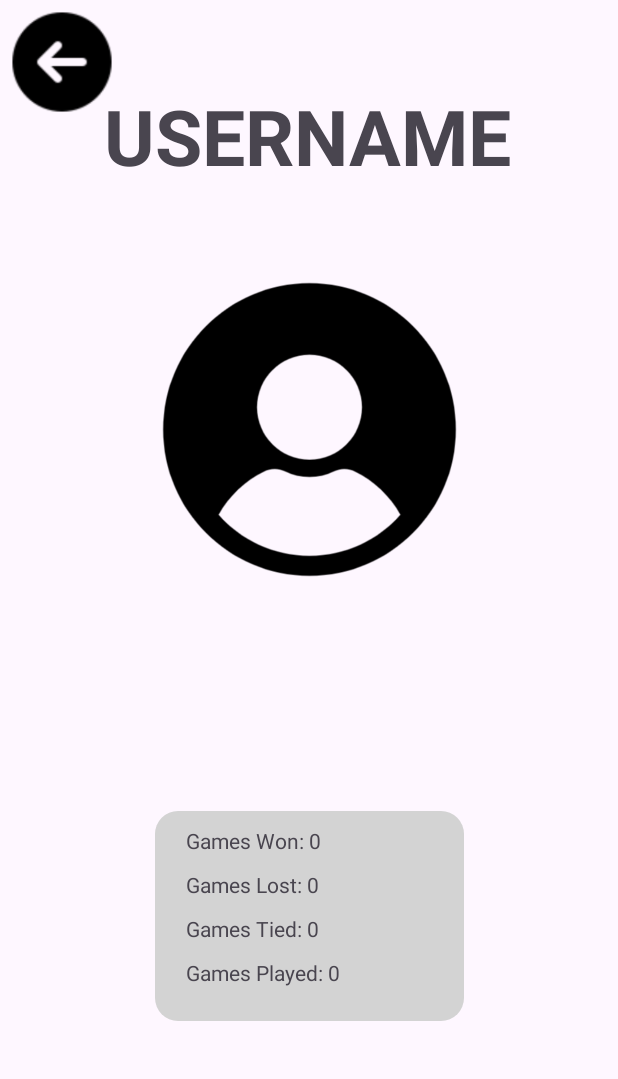
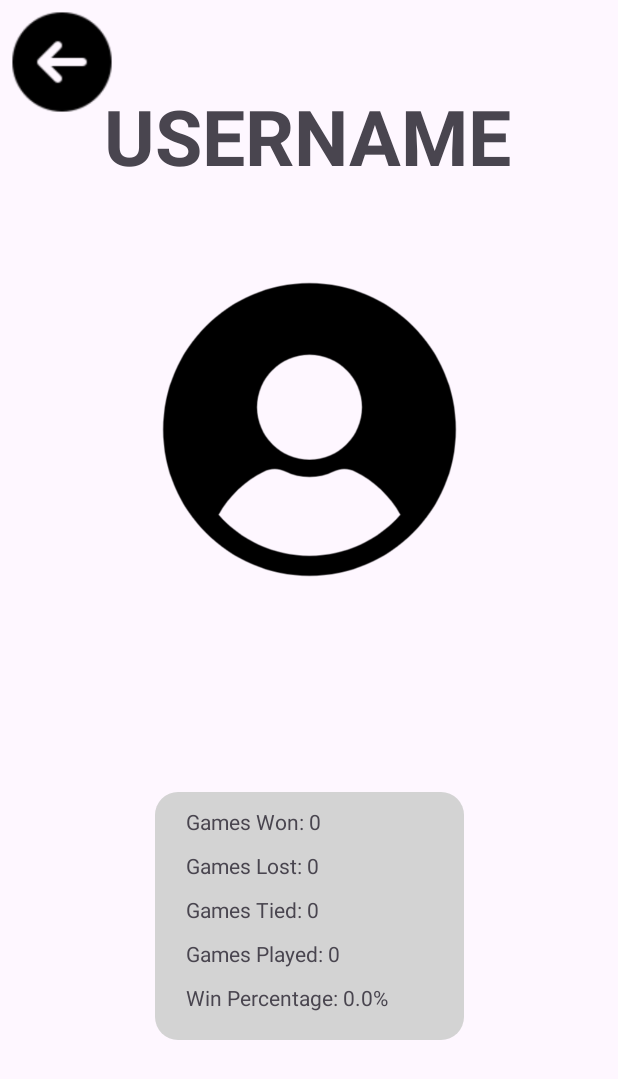
Before and after one commit to KarthikKaravatt/TicTacToeApp, an Android app: the fragment StatisticsFragment placed in its activity, on a phone screen of 412 x 824 dp. Shown: the top 1079 px of the screen. Run offline under Robolectric (Android 15) with nearby library versions, the phone set to English and light mode, and no system bars.

Commit message:
added a win percentage

```diff
--- a/app/src/main/java/com/example/madassignment1/BoardFragment.java
+++ b/app/src/main/java/com/example/madassignment1/BoardFragment.java
@@ -357,7 +357,7 @@ public class BoardFragment extends Fragment {
         fragmentManager.beginTransaction().replace(R.id.MainActivityFrameLayout, new GameOverFragment()).commit();
     }
     private void makeRandomMoveForAI() {
-        // Find available empty cells
+        // find available empty cells
         ArrayList<ImageButton> emptyCells = new ArrayList<>();
         for (ArrayList<ImageButton> row : grid) {
             for (ImageButton cell : row) {
@@ -368,10 +368,10 @@ public class BoardFragment extends Fragment {
         }
 
         if (!emptyCells.isEmpty()) {
-            // Randomly select an empty cell and make a move
+            // randomly select an empty cell and make a move
             int randomIndex = new Random().nextInt(emptyCells.size());
             ImageButton aiMove = emptyCells.get(randomIndex);
-            aiMove.performClick(); // Simulate a click to make the move
+            aiMove.performClick();
         }
     }
 
--- a/app/src/main/java/com/example/madassignment1/StatisticsFragment.java
+++ b/app/src/main/java/com/example/madassignment1/StatisticsFragment.java
@@ -34,6 +34,7 @@ public class StatisticsFragment extends Fragment {
     private TextView lossText;
     private TextView drawText;
     private TextView gamesPlayedText;
+    private TextView percentWonText;
     private BoardViewModel boardViewModel;
 
     public StatisticsFragment() {
@@ -76,12 +77,24 @@ public class StatisticsFragment extends Fragment {
         TextView gamesPlayedText = rootView.findViewById(R.id.gamesPlayedText);
         TextView gamesLostText = rootView.findViewById(R.id.lossText);
         TextView gamesWonText = rootView.findViewById(R.id.winText);
+        TextView percentWonText = rootView.findViewById(R.id.winPercentText);
         boardViewModel = new ViewModelProvider(requireActivity()).get(BoardViewModel.class);
+        double percent;
 
+        // if no games have been played yet, set the win percentage to 0.
+        if (boardViewModel.getGamesPlayed().getValue() == 0)
+        {
+            percent = 0.0;
+        }
+        else {
+            percent = ((double) boardViewModel.getGamesWon().getValue() / boardViewModel.getGamesPlayed().getValue()) * 100;
+            percent =  Math.round(percent * 10.0) / 10.0;
+        }
         gamesTiedText.setText("Games Tied: " + boardViewModel.getGamesTied().getValue().toString());
         gamesLostText.setText("Games Lost: " + boardViewModel.getGamesLost().getValue().toString());
         gamesWonText.setText("Games Won: "+ boardViewModel.getGamesWon().getValue().toString());
         gamesPlayedText.setText("Games Played: "+ boardViewModel.getGamesPlayed().getValue().toString());
+        percentWonText.setText("Win Percentage: " + percent +"%");
 
 
         backButton.setOnClickListener(new View.OnClickListener() {
--- a/app/src/main/res/layout/fragment_statistics.xml
+++ b/app/src/main/res/layout/fragment_statistics.xml
@@ -47,7 +47,7 @@
             app:layout_constraintTop_toBottomOf="@id/imageView"
             app:layout_constraintBottom_toBottomOf="parent"
             app:layout_constraintWidth_percent="0.5"
-            app:layout_constraintHeight_percent="0.17">
+            app:layout_constraintHeight_percent="0.2">
 
             <TextView
                 android:id="@+id/winText"
@@ -92,6 +92,16 @@
                 app:layout_constraintStart_toStartOf="parent"
                 app:layout_constraintTop_toBottomOf="@id/drawText"
                 app:layout_constraintWidth_percent="0.8"/>
+            <TextView
+                android:id="@+id/winPercentText"
+                android:layout_width="0dp"
+                android:layout_height="wrap_content"
+                android:text="Win Percentage: 0%"
+                android:layout_marginTop="10dp"
+                app:layout_constraintEnd_toEndOf="parent"
+                app:layout_constraintStart_toStartOf="parent"
+                app:layout_constraintTop_toBottomOf="@id/gamesPlayedText"
+                app:layout_constraintWidth_percent="0.8"/>
 
         </androidx.constraintlayout.widget.ConstraintLayout>
         <androidx.constraintlayout.widget.ConstraintLayout
```
